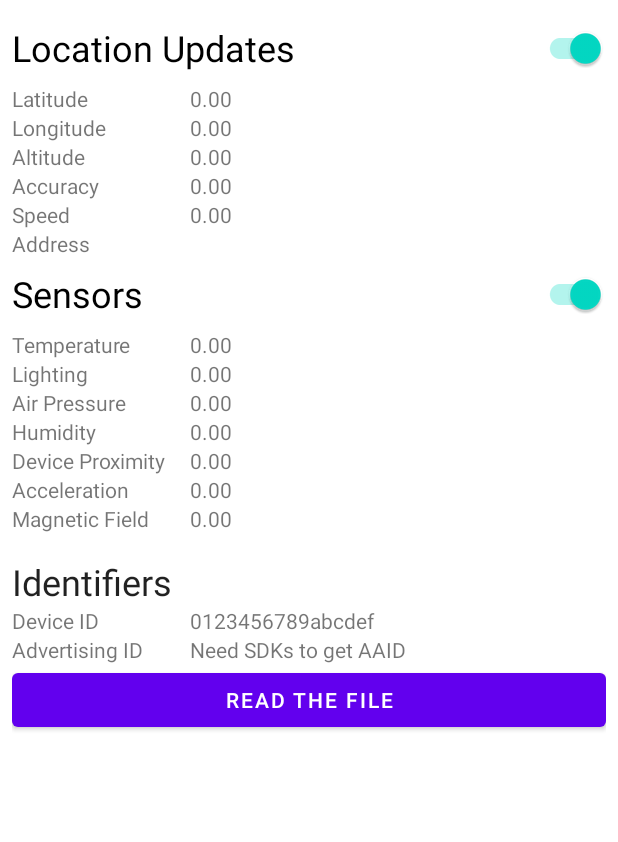
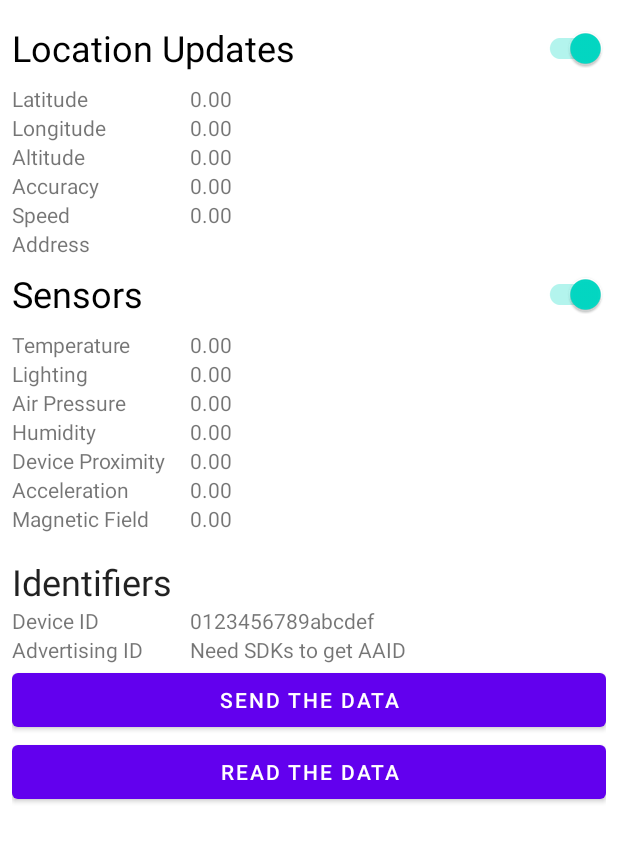
Before and after one commit to holdenlw/Android_Investigation, an Android app: the screen it shows after launch (MainActivity), on a phone screen of 412 x 824 dp. Shown: the top 842 px of the screen. Run offline under Robolectric (Android 15) with nearby library versions, the phone set to English and light mode, and no system bars; our stand-ins replace AdMob.

Commit message:
First stage of sharing data

```diff
--- a/app/src/main/res/layout/activity_main.xml
+++ b/app/src/main/res/layout/activity_main.xml
@@ -192,12 +192,19 @@
             android:text="@string/tv_AAID" />
     </TableRow>
 
+    <TableRow>
+        <Button
+            android:id="@+id/b_sendData"
+            android:checked="false"
+            android:text="@string/send_the_data"
+            android:layout_span="2" />
+    </TableRow>
 
     <TableRow>
         <Button
             android:id="@+id/b_readFile"
             android:checked="false"
-            android:text="@string/sw_readFile"
+            android:text="@string/read_the_data"
             android:layout_span="2" />
     </TableRow>
 
--- a/app/src/main/res/values/strings.xml
+++ b/app/src/main/res/values/strings.xml
@@ -74,4 +74,6 @@
     <string name="title_data">Data</string>
     <string name="tv_emptyData"> </string>
     <string name="loadData">Load</string>
+    <string name="send_the_data">Send the Data</string>
+    <string name="read_the_data">Read the Data</string>
 </resources>
```
Also changed, not shown: app/src/main/java/com/example/myapplication/MainActivity.java (+63 -26 lines), app/src/main/java/com/example/myapplication/StoreInfo.java (+8 -1 lines), app/src/main/java/com/example/myapplication/StoreSensorInfo.java (+7 -4 lines).
